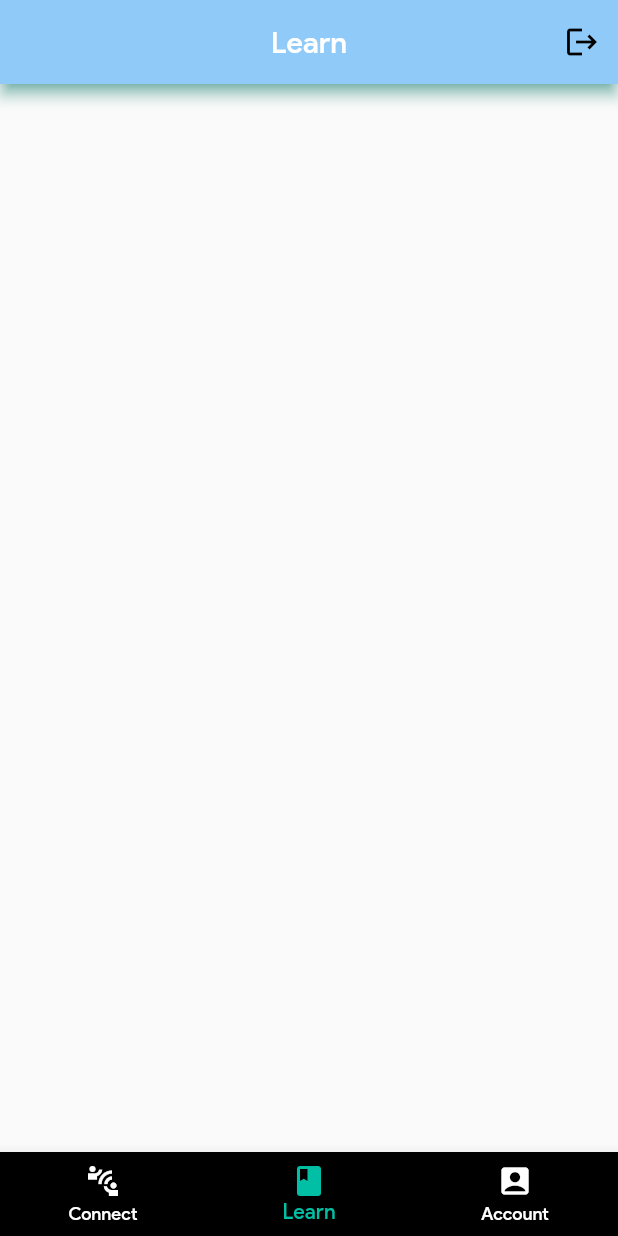
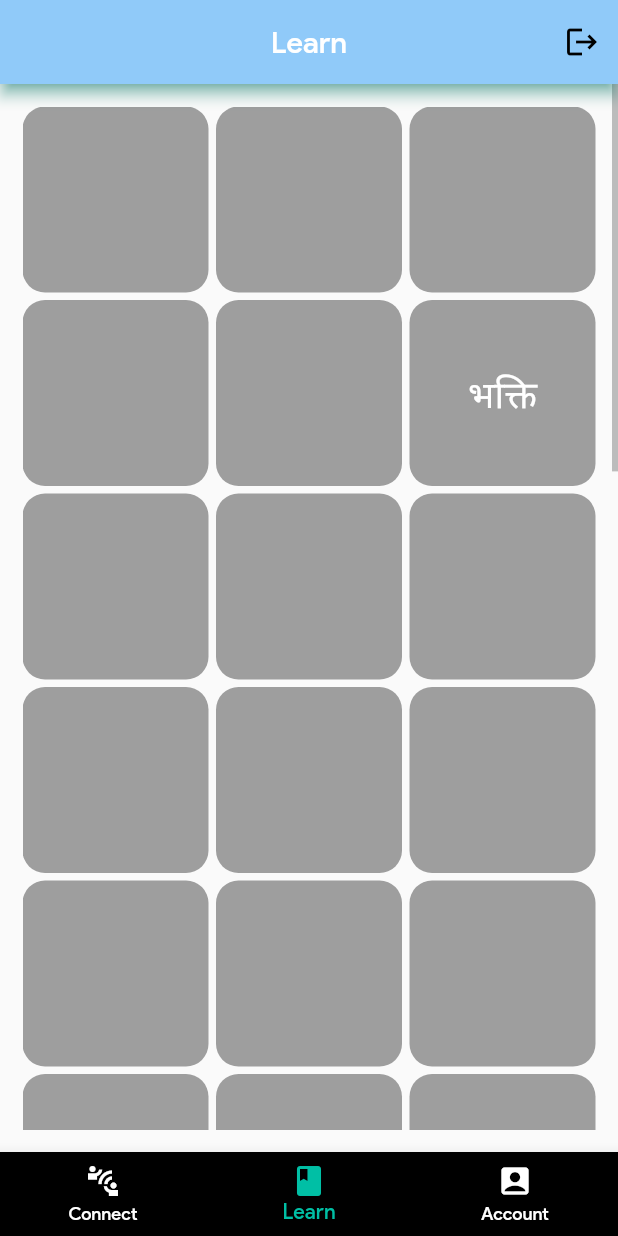
Before and after one commit to DEVSHAH-24/sanskrit_productathon, a Flutter app: the BottomPanel screen opened directly, item 2 of the bottom bar chosen, on a phone screen of 412 x 824 dp. Run offline on Flutter 3.47's test engine with Material 2 defaults, Android fonts, the phone set to English and light mode, and no system bars; our stand-ins replace cloud_firestore, firebase_auth, firebase_core, flutter_spinkit, google_sign_in; missing offline and left inert: flutter_facebook_login; accounts and stored records are empty.

Commit message:
UI template initialised for learn tab. account screen updates

```diff
--- a/lib/pages/learn.dart
+++ b/lib/pages/learn.dart
@@ -1,4 +1,49 @@
+import 'package:flutter/cupertino.dart';
 import 'package:flutter/material.dart';
+
+List sanskritWords = [
+  "",
+  "",
+  "",
+  "",
+  "",
+  "भक्ति",
+  "",
+  "",
+  "",
+  "",
+  "",
+  "",
+  "",
+  "",
+  "",
+  "",
+  "",
+  "",
+  "",
+  "",
+  "",
+  "",
+  "",
+  "",
+  "",
+  "",
+  "",
+  "",
+  "",
+  "",
+  "",
+  "",
+  "",
+  "",
+  "",
+  "",
+  "",
+  "",
+  "",
+  "",
+  "",
+];
 
 class LearnPage extends StatefulWidget {
   @override
@@ -6,8 +51,34 @@ class LearnPage extends StatefulWidget {
 }
 
 class _LearnPageState extends State<LearnPage> {
+  ScrollController controller = ScrollController();
   @override
   Widget build(BuildContext context) {
-    return Container();
+    return Scrollbar(
+      controller: controller,
+      isAlwaysShown: true,
+      child: Container(
+        padding: EdgeInsets.all(15),
+        child: GridView.builder(
+            controller: controller,
+            gridDelegate: SliverGridDelegateWithFixedCrossAxisCount(
+                crossAxisCount: 3,
+                mainAxisSpacing: 5,
+                crossAxisSpacing: 5,
+                childAspectRatio: 1),
+            itemCount: sanskritWords.length,
+            itemBuilder: (context, index) => Container(
+                  decoration: BoxDecoration(
+                      color: Colors.grey,
+                      borderRadius: BorderRadius.circular(15)),
+                  child: Center(
+                    child: Text(
+                      sanskritWords[index],
+                      style: TextStyle(fontSize: 25, color: Colors.white),
+                    ),
+                  ),
+                )),
+      ),
+    );
   }
 }
```
Also changed, not shown: lib/pages/home.dart (+5 -2 lines), lib/pages/profile.dart (+102 -19 lines).
